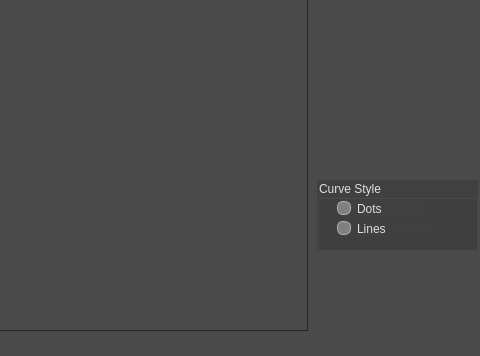
samanwaya-jena/EVAL-ADAL6110-16-GUI, file src/AWLQtScope/awlqtscope.ui: the form before one commit; both pictures show x 763 to 1243 and y 90 to 446 of the 1243 by 446 pixel window.
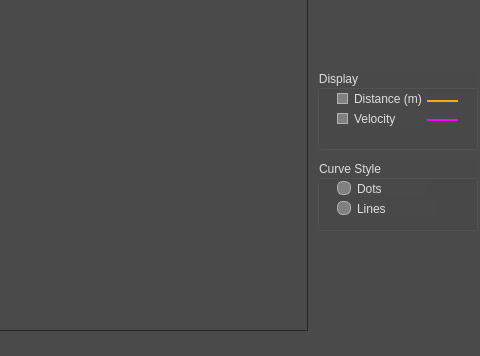
The form after the commit. Icons and pictures are not drawn. Custom widgets are drawn as their Qt base class.

Commit message:
Scope display now has menu to enable/disable distance and or velocity display.
Coirresponding INI file variables are in the [layout] section.
Minor corrections to the interface to display speed units and improve legibility.

```diff
--- a/src/AWLQtScope/awlqtscope.ui
+++ b/src/AWLQtScope/awlqtscope.ui
@@ -16,6 +16,12 @@
     <verstretch>0</verstretch>
    </sizepolicy>
   </property>
+  <property name="minimumSize">
+   <size>
+    <width>0</width>
+    <height>0</height>
+   </size>
+  </property>
   <property name="palette">
    <palette>
     <active>
@@ -527,7 +533,7 @@
    <property name="geometry">
     <rect>
      <x>1080</x>
-     <y>270</y>
+     <y>250</y>
      <width>161</width>
      <height>71</height>
     </rect>
@@ -557,7 +563,7 @@
 QWidget
 {
 color: #dedede;
-background-color: #404040;
+background-color: #494949;
 }
 
 QWidget:item:hover
@@ -993,29 +999,66 @@
 );
 }
 
-QCheckBox::indicator{
-color: #b1b1b1;
-background-color: #808080;
-border: 1px solid #b1b1b1;
-width: 9px;
-height: 9px;
-}
-
 QRadioButton::indicator
 {
 border-radius: 6px;
 }
 
+ QRadioButton::indicator:disabled
+{
+border: 1px solid #444;
+}
+
 QRadioButton::indicator:hover, QCheckBox::indicator:hover
 {
 border: 1px solid #ffaa00;
 }
 
 
-QCheckBox::indicator:disabled, QRadioButton::indicator:disabled
+QCheckBox::indicator
+{
+color: #b1b1b1;
+background-color: #808080;
+border: 1px solid #b1b1b1;
+width: 9px;
+height: 9px;
+}
+
+QCheckBox::indicator:disabled
 {
 border: 1px solid #444;
 }
+
+QCheckBox:disabled
+{
+color: #414141;
+}
+
+QCheckBox::indicator{
+color: #b1b1b1;
+background-color: #808080;
+border: 1px solid #b1b1b1;
+width: 9px;
+height: 9px;
+}
+
+QCheckBox::indicator:checked, QCheckBox::indicator:unchecked{
+color: #b1b1b1;
+background-color: #808080;
+border: 1px solid #b1b1b1;
+border-radius: 6px;
+}
+
+QCheckBox::indicator:checked
+{
+background-color: qradialgradient(
+cx: 0.5, cy: 0.5,
+fx: 0.5, fy: 0.5,
+radius: 1.0,
+stop: 0.25 #ffaa00,
+stop: 0.3 #808080
+);
+}
 </string>
    </property>
    <property name="title">
@@ -1048,6 +1091,976 @@
     </property>
    </widget>
   </widget>
+  <widget class="QGroupBox" name="scopeDisplayGroupBox">
+   <property name="geometry">
+    <rect>
+     <x>1080</x>
+     <y>160</y>
+     <width>161</width>
+     <height>80</height>
+    </rect>
+   </property>
+   <property name="sizePolicy">
+    <sizepolicy hsizetype="Minimum" vsizetype="Minimum">
+     <horstretch>0</horstretch>
+     <verstretch>0</verstretch>
+    </sizepolicy>
+   </property>
+   <property name="minimumSize">
+    <size>
+     <width>161</width>
+     <height>80</height>
+    </size>
+   </property>
+   <property name="styleSheet">
+    <string notr="true">QToolTip
+{
+border: 1px solid black;
+background-color: #ffa02f;
+padding: 1px;
+border-radius: 3px;
+opacity: 100;
+}
+
+QWidget
+{
+color: #dedede;
+background-color: #494949;
+}
+
+QWidget:item:hover
+{
+background-color: QLinearGradient( x1: 0, y1: 0, x2: 0, y2: 1, stop: 0 #ffa02f, stop: 1 #ca0619);
+color: #000000;
+}
+
+QWidget:item:selected
+{
+background-color: QLinearGradient( x1: 0, y1: 0, x2: 0, y2: 1, stop: 0 #ffa02f, stop: 1 #d7801a);
+}
+
+QMenuBar::item
+{
+background: transparent;
+}
+
+QMenuBar::item:selected
+{
+background: transparent;
+border: 1px solid #ffaa00;
+}
+
+QMenuBar::item:pressed
+{
+background: #444;
+border: 1px solid #000;
+background-color: QLinearGradient(
+x1:0, y1:0,
+x2:0, y2:1,
+stop:1 #212121,
+stop:0.4 #343434/*,
+stop:0.2 #343434,
+stop:0.1 #ffaa00*/
+);
+margin-bottom:-1px;
+padding-bottom:1px;
+}
+
+QMenu
+{
+border: 1px solid #000;
+}
+
+QMenu::item
+{
+padding: 2px 20px 2px 20px;
+}
+
+QMenu::item:selected
+{
+color: #000000;
+}
+
+QWidget:disabled
+{
+color: #404040;
+background-color: #808080;
+}
+
+QAbstractItemView
+{
+background-color: QLinearGradient( x1: 0, y1: 0, x2: 0, y2: 1, stop: 0 #4d4d4d, stop: 0.1 #646464, stop: 1 #5d5d5d);
+}
+
+QWidget:focus
+{
+/*border: 2px solid QLinearGradient( x1: 0, y1: 0, x2: 0, y2: 1, stop: 0 #ffa02f, stop: 1 #d7801a);*/
+}
+
+QLineEdit
+{
+background-color: QLinearGradient( x1: 0, y1: 0, x2: 0, y2: 1, stop: 0 #4d4d4d, stop: 0 #646464, stop: 1 #5d5d5d);
+padding: 1px;
+border-style: solid;
+border: 1px solid #bebebe;
+border-radius: 5;
+}
+
+QPushButton
+{
+color: #dedede;
+background-color: QLinearGradient( x1: 0, y1: 0, x2: 0, y2: 1, stop: 0 #666666, stop: 0.1 #626262, stop: 0.5 #5e5e5e, stop: 0.9 #5a5a5a, stop: 1 #565656);
+border-width: 1px;
+border-color: #bebebe;
+border-style: solid;
+border-radius: 6;
+padding: 3px;
+font-size: 12px;
+padding-left: 5px;
+padding-right: 5px;
+}
+
+QPushButton:pressed
+{
+background-color: QLinearGradient( x1: 0, y1: 0, x2: 0, y2: 1, stop: 0 #2d2d2d, stop: 0.1 #2b2b2b, stop: 0.5 #292929, stop: 0.9 #282828, stop: 1 #252525);
+}
+
+QComboBox
+{
+selection-background-color: #ffaa00;
+background-color: QLinearGradient( x1: 0, y1: 0, x2: 0, y2: 1, stop: 0 #565656, stop: 0.1 #525252, stop: 0.5 #4e4e4e, stop: 0.9 #4a4a4a, stop: 1 #464646);
+border-style: solid;
+border: 1px solid #1e1e1e;
+border-radius: 5;
+}
+
+QComboBox:hover,QPushButton:hover
+{
+border: 2px solid QLinearGradient( x1: 0, y1: 0, x2: 0, y2: 1, stop: 0 #ffa02f, stop: 1 #d7801a);
+}
+
+
+QComboBox:on
+{
+padding-top: 3px;
+padding-left: 4px;
+background-color: QLinearGradient( x1: 0, y1: 0, x2: 0, y2: 1, stop: 0 #2d2d2d, stop: 0.1 #2b2b2b, stop: 0.5 #292929, stop: 0.9 #282828, stop: 1 #252525);
+selection-background-color: #ffaa00;
+}
+
+QComboBox QAbstractItemView
+{
+border: 2px solid darkgray;
+selection-background-color: QLinearGradient( x1: 0, y1: 0, x2: 0, y2: 1, stop: 0 #ffa02f, stop: 1 #d7801a);
+}
+
+QComboBox::drop-down
+{
+subcontrol-origin: padding;
+subcontrol-position: top right;
+width: 15px;
+
+border-left-width: 0px;
+border-left-color: darkgray;
+border-left-style: solid; /* just a single line */
+border-top-right-radius: 3px; /* same radius as the QComboBox */
+border-bottom-right-radius: 3px;
+}
+
+
+QGroupBox:focus
+{
+border: 2px solid QLinearGradient( x1: 0, y1: 0, x2: 0, y2: 1, stop: 0 #ffa02f, stop: 1 #d7801a);
+}
+
+QTextEdit:focus
+{
+border: 2px solid QLinearGradient( x1: 0, y1: 0, x2: 0, y2: 1, stop: 0 #ffa02f, stop: 1 #d7801a);
+}
+
+QScrollBar:horizontal {
+border: 1px solid #222222;
+background: QLinearGradient( x1: 0, y1: 0, x2: 0, y2: 1, stop: 0.0 #121212, stop: 0.2 #282828, stop: 1 #484848);
+height: 7px;
+margin: 0px 16px 0 16px;
+}
+
+QScrollBar::handle:horizontal
+{
+background: QLinearGradient( x1: 0, y1: 0, x2: 1, y2: 0, stop: 0 #ffa02f, stop: 0.5 #d7801a, stop: 1 #ffa02f);
+min-height: 20px;
+border-radius: 2px;
+}
+
+QScrollBar::add-line:horizontal {
+border: 1px solid #1b1b19;
+border-radius: 2px;
+background: QLinearGradient( x1: 0, y1: 0, x2: 1, y2: 0, stop: 0 #ffa02f, stop: 1 #d7801a);
+width: 14px;
+subcontrol-position: right;
+subcontrol-origin: margin;
+}
+
+QScrollBar::sub-line:horizontal {
+border: 1px solid #1b1b19;
+border-radius: 2px;
+background: QLinearGradient( x1: 0, y1: 0, x2: 1, y2: 0, stop: 0 #ffa02f, stop: 1 #d7801a);
+width: 14px;
+subcontrol-position: left;
+subcontrol-origin: margin;
+}
+
+QScrollBar::right-arrow:horizontal, QScrollBar::left-arrow:horizontal
+{
+border: 1px solid black;
+width: 1px;
+height: 1px;
+background: white;
+}
+
+QScrollBar::add-page:horizontal, QScrollBar::sub-page:horizontal
+{
+background: none;
+}
+
+QScrollBar:vertical
+{
+background: QLinearGradient( x1: 0, y1: 0, x2: 1, y2: 0, stop: 0.0 #121212, stop: 0.2 #282828, stop: 1 #484848);
+width: 7px;
+margin: 16px 0 16px 0;
+border: 1px solid #222222;
+}
+
+QScrollBar::handle:vertical
+{
+background: QLinearGradient( x1: 0, y1: 0, x2: 0, y2: 1, stop: 0 #ffa02f, stop: 0.5 #d7801a, stop: 1 #ffa02f);
+min-height: 20px;
+border-radius: 2px;
+}
+
+QScrollBar::add-line:vertical
+{
+border: 1px solid #1b1b19;
+border-radius: 2px;
+background: QLinearGradient( x1: 0, y1: 0, x2: 0, y2: 1, stop: 0 #ffa02f, stop: 1 #d7801a);
+height: 14px;
+subcontrol-position: bottom;
+subcontrol-origin: margin;
+}
+
+QScrollBar::sub-line:vertical
+{
+border: 1px solid #1b1b19;
+border-radius: 2px;
+background: QLinearGradient( x1: 0, y1: 0, x2: 0, y2: 1, stop: 0 #d7801a, stop: 1 #ffa02f);
+height: 14px;
+subcontrol-position: top;
+subcontrol-origin: margin;
+}
+
+QScrollBar::up-arrow:vertical, QScrollBar::down-arrow:vertical
+{
+border: 1px solid black;
+width: 1px;
+height: 1px;
+background: white;
+}
+
+
+QScrollBar::add-page:vertical, QScrollBar::sub-page:vertical
+{
+background: none;
+}
+
+QTextEdit
+{
+background-color: #242424;
+}
+
+QPlainTextEdit
+{
+background-color: #242424;
+}
+
+QHeaderView::section
+{
+background-color: QLinearGradient(x1:0, y1:0, x2:0, y2:1, stop:0 #616161, stop: 0.5 #505050, stop: 0.6 #434343, stop:1 #656565);
+color: white;
+padding-left: 4px;
+border: 1px solid #6c6c6c;
+}
+
+QCheckBox:disabled
+{
+color: #414141;
+}
+
+QDockWidget::title
+{
+text-align: center;
+spacing: 3px; /* spacing between items in the tool bar */
+background-color: QLinearGradient(x1:0, y1:0, x2:0, y2:1, stop:0 #808080, stop: 0.5 #242424, stop:1 #808080);
+}
+
+QDockWidget::close-button, QDockWidget::float-button
+{
+text-align: center;
+spacing: 1px; /* spacing between items in the tool bar */
+background-color: QLinearGradient(x1:0, y1:0, x2:0, y2:1, stop:0 #808080, stop: 0.5 #242424, stop:1 #808080);
+}
+
+QDockWidget::close-button:hover, QDockWidget::float-button:hover
+{
+background: #242424;
+}
+
+QDockWidget::close-button:pressed, QDockWidget::float-button:pressed
+{
+padding: 1px -1px -1px 1px;
+}
+
+QMainWindow::separator
+{
+background-color: QLinearGradient(x1:0, y1:0, x2:0, y2:1, stop:0 #161616, stop: 0.5 #151515, stop: 0.6 #212121, stop:1 #343434);
+color: white;
+padding-left: 4px;
+border: 1px solid #4c4c4c;
+spacing: 3px; /* spacing between items in the tool bar */
+}
+
+QMainWindow::separator:hover
+{
+
+background-color: QLinearGradient(x1:0, y1:0, x2:0, y2:1, stop:0 #d7801a, stop:0.5 #b56c17 stop:1 #ffa02f);
+color: white;
+padding-left: 4px;
+border: 1px solid #6c6c6c;
+spacing: 3px; /* spacing between items in the tool bar */
+}
+
+QToolBar::handle
+{
+spacing: 3px; /* spacing between items in the tool bar */
+background: url(:/images/handle.png);
+}
+
+QMenu::separator
+{
+height: 2px;
+background-color: QLinearGradient(x1:0, y1:0, x2:0, y2:1, stop:0 #161616, stop: 0.5 #151515, stop: 0.6 #212121, stop:1 #343434);
+color: white;
+padding-left: 4px;
+margin-left: 10px;
+margin-right: 5px;
+}
+
+QProgressBar
+{
+border: 2px solid grey;
+border-radius: 5px;
+text-align: center;
+}
+
+QProgressBar::chunk
+{
+background-color: #d7801a;
+width: 2.15px;
+margin: 0.5px;
+}
+
+QTabBar::tab {
+color: #b1b1b1;
+border: 2px solid #dedede;
+border-radius: 5px;
+border-bottom-style: none;
+background-color: #202020;
+padding-left: 10px;
+padding-right: 10px;
+padding-top: 3px;
+padding-bottom: 2px;
+margin-right: -1px;
+}
+
+QTabWidget::pane {
+border: 2px solid #dedede;
+border-radius: 5px;
+top: -2px;
+}
+
+QTabBar::tab:last
+{
+margin-right: 0; /* the last selected tab has nothing to overlap with on the right */
+border-top-right-radius: 5px;
+border-bottom-left-radius: 1px;
+border-bottom-right-radius: 1px;
+border-bottom-style:solid;
+}
+
+QTabBar::tab:first:!selected
+{
+margin-left: 0px; /* the last selected tab has nothing to overlap with on the right */
+
+border-top-left-radius: 5px;
+border-bottom-left-radius: 1px;
+border-bottom-right-radius: 1px;
+border-bottom-style:solid;
+}
+
+QTabBar::tab:!selected
+{
+color: #b1b1b1;
+border-bottom-style: none;
+border-bottom-left-radius: 1px;
+border-bottom-right-radius: 1px;
+border-bottom-style:solid;
+margin-top: 3px;
+}
+
+QTabBar::tab:selected
+{
+color: #dedede;
+border-top-left-radius: 5px;
+border-top-right-radius: 5px;
+border-bottom-left-radius: 1px;
+border-bottom-right-radius: 1px;
+border-bottom-color: #404040;
+background-color: #404040;
+
+border-bottom-style:solid;
+margin-bottom: 0px;
+}
+
+QTabBar::tab:!selected:hover
+{
+/*border-top: 2px solid #ffaa00;
+padding-bottom: 3px;*/
+border-top-left-radius: 5px;
+border-top-right-radius: 5px;
+border-bottom-left-radius: 1px;
+border-bottom-right-radius: 1px;
+border-bottom-style:solid;
+background-color: QLinearGradient(x1:0, y1:0, x2:0, y2:1, stop:1 #212121, stop:0.4 #343434, stop:0.2 #343434, stop:0.1 #ffaa00);
+}
+
+
+QRadioButton::indicator:checked, QRadioButton::indicator:unchecked{
+color: #b1b1b1;
+background-color: #808080;
+border: 1px solid #b1b1b1;
+border-radius: 6px;
+}
+
+QRadioButton::indicator:checked
+{
+background-color: qradialgradient(
+cx: 0.5, cy: 0.5,
+fx: 0.5, fy: 0.5,
+radius: 1.0,
+stop: 0.25 #ffaa00,
+stop: 0.3 #808080
+);
+}
+
+QRadioButton::indicator
+{
+border-radius: 6px;
+}
+
+ QRadioButton::indicator:disabled
+{
+border: 1px solid #444;
+}
+
+QRadioButton::indicator:hover, QCheckBox::indicator:hover
+{
+border: 1px solid #ffaa00;
+}
+
+
+QCheckBox::indicator
+{
+color: #b1b1b1;
+background-color: #808080;
+border: 1px solid #b1b1b1;
+width: 9px;
+height: 9px;
+}
+
+QCheckBox::indicator:disabled
+{
+border: 1px solid #444;
+}
+
+QCheckBox:disabled
+{
+color: #414141;
+}
+
+QCheckBox::indicator{
+color: #b1b1b1;
+background-color: #808080;
+border: 1px solid #b1b1b1;
+width: 9px;
+height: 9px;
+}
+
+QCheckBox::indicator:checked, QCheckBox::indicator:unchecked{
+color: #b1b1b1;
+background-color: #808080;
+border: 1px solid #b1b1b1;
+border-radius: 6px;
+}
+
+QCheckBox::indicator:checked
+{
+background-color: qradialgradient(
+cx: 0.5, cy: 0.5,
+fx: 0.5, fy: 0.5,
+radius: 1.0,
+stop: 0.25 #ffaa00,
+stop: 0.3 #808080
+);
+}
+</string>
+   </property>
+   <property name="title">
+    <string>Display</string>
+   </property>
+   <widget class="QCheckBox" name="scopeDisplayDistanceCheckBox">
+    <property name="geometry">
+     <rect>
+      <x>20</x>
+      <y>20</y>
+      <width>91</width>
+      <height>17</height>
+     </rect>
+    </property>
+    <property name="text">
+     <string>Distance (m)</string>
+    </property>
+    <property name="checked">
+     <bool>true</bool>
+    </property>
+    <property name="tristate">
+     <bool>false</bool>
+    </property>
+   </widget>
+   <widget class="QCheckBox" name="scopeDisplayVelocityCheckBox">
+    <property name="geometry">
+     <rect>
+      <x>20</x>
+      <y>40</y>
+      <width>91</width>
+      <height>17</height>
+     </rect>
+    </property>
+    <property name="text">
+     <string>Velocity</string>
+    </property>
+   </widget>
+   <widget class="Line" name="distanceLine">
+    <property name="geometry">
+     <rect>
+      <x>110</x>
+      <y>26</y>
+      <width>31</width>
+      <height>10</height>
+     </rect>
+    </property>
+    <property name="palette">
+     <palette>
+      <active>
+       <colorrole role="WindowText">
+        <brush brushstyle="SolidPattern">
+         <color alpha="255">
+          <red>255</red>
+          <green>170</green>
+          <blue>0</blue>
+         </color>
+        </brush>
+       </colorrole>
+       <colorrole role="Button">
+        <brush brushstyle="SolidPattern">
+         <color alpha="255">
+          <red>73</red>
+          <green>73</green>
+          <blue>73</blue>
+         </color>
+        </brush>
+       </colorrole>
+       <colorrole role="Text">
+        <brush brushstyle="SolidPattern">
+         <color alpha="255">
+          <red>255</red>
+          <green>170</green>
+          <blue>0</blue>
+         </color>
+        </brush>
+       </colorrole>
+       <colorrole role="ButtonText">
+        <brush brushstyle="SolidPattern">
+         <color alpha="255">
+          <red>255</red>
+          <green>170</green>
+          <blue>0</blue>
+         </color>
+        </brush>
+       </colorrole>
+       <colorrole role="Base">
+        <brush brushstyle="SolidPattern">
+         <color alpha="255">
+          <red>73</red>
+          <green>73</green>
+          <blue>73</blue>
+         </color>
+        </brush>
+       </colorrole>
+       <colorrole role="Window">
+        <brush brushstyle="SolidPattern">
+         <color alpha="255">
+          <red>73</red>
+          <green>73</green>
+          <blue>73</blue>
+         </color>
+        </brush>
+       </colorrole>
+      </active>
+      <inactive>
+       <colorrole role="WindowText">
+        <brush brushstyle="SolidPattern">
+         <color alpha="255">
+          <red>255</red>
+          <green>170</green>
+          <blue>0</blue>
+         </color>
+        </brush>
+       </colorrole>
+       <colorrole role="Button">
+        <brush brushstyle="SolidPattern">
+         <color alpha="255">
+          <red>73</red>
+          <green>73</green>
+          <blue>73</blue>
+         </color>
+        </brush>
+       </colorrole>
+       <colorrole role="Text">
+        <brush brushstyle="SolidPattern">
+         <color alpha="255">
+          <red>255</red>
+          <green>170</green>
+          <blue>0</blue>
+         </color>
+        </brush>
+       </colorrole>
+       <colorrole role="ButtonText">
+        <brush brushstyle="SolidPattern">
+         <color alpha="255">
+          <red>255</red>
+          <green>170</green>
+          <blue>0</blue>
+         </color>
+        </brush>
+       </colorrole>
+       <colorrole role="Base">
+        <brush brushstyle="SolidPattern">
+         <color alpha="255">
+          <red>73</red>
+          <green>73</green>
+          <blue>73</blue>
+         </color>
+        </brush>
+       </colorrole>
+       <colorrole role="Window">
+        <brush brushstyle="SolidPattern">
+         <color alpha="255">
+          <red>73</red>
+          <green>73</green>
+          <blue>73</blue>
+         </color>
+        </brush>
+       </colorrole>
+      </inactive>
+      <disabled>
+       <colorrole role="WindowText">
+        <brush brushstyle="SolidPattern">
+         <color alpha="255">
+          <red>255</red>
+          <green>170</green>
+          <blue>0</blue>
+         </color>
+        </brush>
+       </colorrole>
+       <colorrole role="Button">
+        <brush brushstyle="SolidPattern">
+         <color alpha="255">
+          <red>128</red>
+          <green>128</green>
+          <blue>128</blue>
+         </color>
+        </brush>
+       </colorrole>
+       <colorrole role="Text">
+        <brush brushstyle="SolidPattern">
+         <color alpha="255">
+          <red>255</red>
+          <green>170</green>
+          <blue>0</blue>
+         </color>
+        </brush>
+       </colorrole>
+       <colorrole role="ButtonText">
+        <brush brushstyle="SolidPattern">
+         <color alpha="255">
+          <red>255</red>
+          <green>170</green>
+          <blue>0</blue>
+         </color>
+        </brush>
+       </colorrole>
+       <colorrole role="Base">
+        <brush brushstyle="SolidPattern">
+         <color alpha="255">
+          <red>128</red>
+          <green>128</green>
+          <blue>128</blue>
+         </color>
+        </brush>
+       </colorrole>
+       <colorrole role="Window">
+        <brush brushstyle="SolidPattern">
+         <color alpha="255">
+          <red>128</red>
+          <green>128</green>
+          <blue>128</blue>
+         </color>
+        </brush>
+       </colorrole>
+      </disabled>
+     </palette>
+    </property>
+    <property name="layoutDirection">
+     <enum>Qt::LeftToRight</enum>
+    </property>
+    <property name="styleSheet">
+     <string notr="true">QWidget
+{
+color: #ffaa00;
+}
+</string>
+    </property>
+    <property name="frameShadow">
+     <enum>QFrame::Plain</enum>
+    </property>
+    <property name="lineWidth">
+     <number>2</number>
+    </property>
+    <property name="orientation">
+     <enum>Qt::Horizontal</enum>
+    </property>
+   </widget>
+   <widget class="Line" name="velocityLine">
+    <property name="geometry">
+     <rect>
+      <x>110</x>
+      <y>45</y>
+      <width>31</width>
+      <height>10</height>
+     </rect>
+    </property>
+    <property name="palette">
+     <palette>
+      <active>
+       <colorrole role="WindowText">
+        <brush brushstyle="SolidPattern">
+         <color alpha="255">
+          <red>255</red>
+          <green>0</green>
+          <blue>255</blue>
+         </color>
+        </brush>
+       </colorrole>
+       <colorrole role="Button">
+        <brush brushstyle="SolidPattern">
+         <color alpha="255">
+          <red>73</red>
+          <green>73</green>
+          <blue>73</blue>
+         </color>
+        </brush>
+       </colorrole>
+       <colorrole role="Text">
+        <brush brushstyle="SolidPattern">
+         <color alpha="255">
+          <red>255</red>
+          <green>0</green>
+          <blue>255</blue>
+         </color>
+        </brush>
+       </colorrole>
+       <colorrole role="ButtonText">
+        <brush brushstyle="SolidPattern">
+         <color alpha="255">
+          <red>255</red>
+          <green>0</green>
+          <blue>255</blue>
+         </color>
+        </brush>
+       </colorrole>
+       <colorrole role="Base">
+        <brush brushstyle="SolidPattern">
+         <color alpha="255">
+          <red>73</red>
+          <green>73</green>
+          <blue>73</blue>
+         </color>
+        </brush>
+       </colorrole>
+       <colorrole role="Window">
+        <brush brushstyle="SolidPattern">
+         <color alpha="255">
+          <red>73</red>
+          <green>73</green>
+          <blue>73</blue>
+         </color>
+        </brush>
+       </colorrole>
+      </active>
+      <inactive>
+       <colorrole role="WindowText">
+        <brush brushstyle="SolidPattern">
+         <color alpha="255">
+          <red>255</red>
+          <green>0</green>
+          <blue>255</blue>
+         </color>
+        </brush>
+       </colorrole>
+       <colorrole role="Button">
+        <brush brushstyle="SolidPattern">
+         <color alpha="255">
+          <red>73</red>
+          <green>73</green>
+          <blue>73</blue>
+         </color>
+        </brush>
+       </colorrole>
+       <colorrole role="Text">
+        <brush brushstyle="SolidPattern">
+         <color alpha="255">
+          <red>255</red>
+          <green>0</green>
+          <blue>255</blue>
+         </color>
+        </brush>
+       </colorrole>
+       <colorrole role="ButtonText">
+        <brush brushstyle="SolidPattern">
+         <color alpha="255">
+          <red>255</red>
+          <green>0</green>
+          <blue>255</blue>
+         </color>
+        </brush>
+       </colorrole>
+       <colorrole role="Base">
+        <brush brushstyle="SolidPattern">
+         <color alpha="255">
+          <red>73</red>
+          <green>73</green>
+          <blue>73</blue>
+         </color>
+        </brush>
+       </colorrole>
+       <colorrole role="Window">
+        <brush brushstyle="SolidPattern">
+         <color alpha="255">
+          <red>73</red>
+          <green>73</green>
+          <blue>73</blue>
+         </color>
+        </brush>
+       </colorrole>
+      </inactive>
+      <disabled>
+       <colorrole role="WindowText">
+        <brush brushstyle="SolidPattern">
+         <color alpha="255">
+          <red>255</red>
+          <green>0</green>
+          <blue>255</blue>
+         </color>
+        </brush>
+       </colorrole>
+       <colorrole role="Button">
+        <brush brushstyle="SolidPattern">
+         <color alpha="255">
+          <red>128</red>
+          <green>128</green>
+          <blue>128</blue>
+         </color>
+        </brush>
+       </colorrole>
+       <colorrole role="Text">
+        <brush brushstyle="SolidPattern">
+         <color alpha="255">
+          <red>255</red>
+          <green>0</green>
+          <blue>255</blue>
+         </color>
+        </brush>
+       </colorrole>
+       <colorrole role="ButtonText">
+        <brush brushstyle="SolidPattern">
+         <color alpha="255">
+          <red>255</red>
+          <green>0</green>
+          <blue>255</blue>
+         </color>
+        </brush>
+       </colorrole>
+       <colorrole role="Base">
+        <brush brushstyle="SolidPattern">
+         <color alpha="255">
+          <red>128</red>
+          <green>128</green>
+          <blue>128</blue>
+         </color>
+        </brush>
+       </colorrole>
+       <colorrole role="Window">
+        <brush brushstyle="SolidPattern">
+         <color alpha="255">
+          <red>128</red>
+          <green>128</green>
+          <blue>128</blue>
+         </color>
+        </brush>
+       </colorrole>
+      </disabled>
+     </palette>
+    </property>
+    <property name="layoutDirection">
+     <enum>Qt::LeftToRight</enum>
+    </property>
+    <property name="styleSheet">
+     <string notr="true">QWidget
+{
+color: #FF00FF;
+}
+</string>
+    </property>
+    <property name="frameShadow">
+     <enum>QFrame::Plain</enum>
+    </property>
+    <property name="lineWidth">
+     <number>2</number>
+    </property>
+    <property name="orientation">
+     <enum>Qt::Horizontal</enum>
+    </property>
+   </widget>
+  </widget>
  </widget>
  <layoutdefault spacing="6" margin="11"/>
  <customwidgets>
```
Left out of the diff: 113 changed lines with no effect on the pictures. The commit also changes 10 other files.
